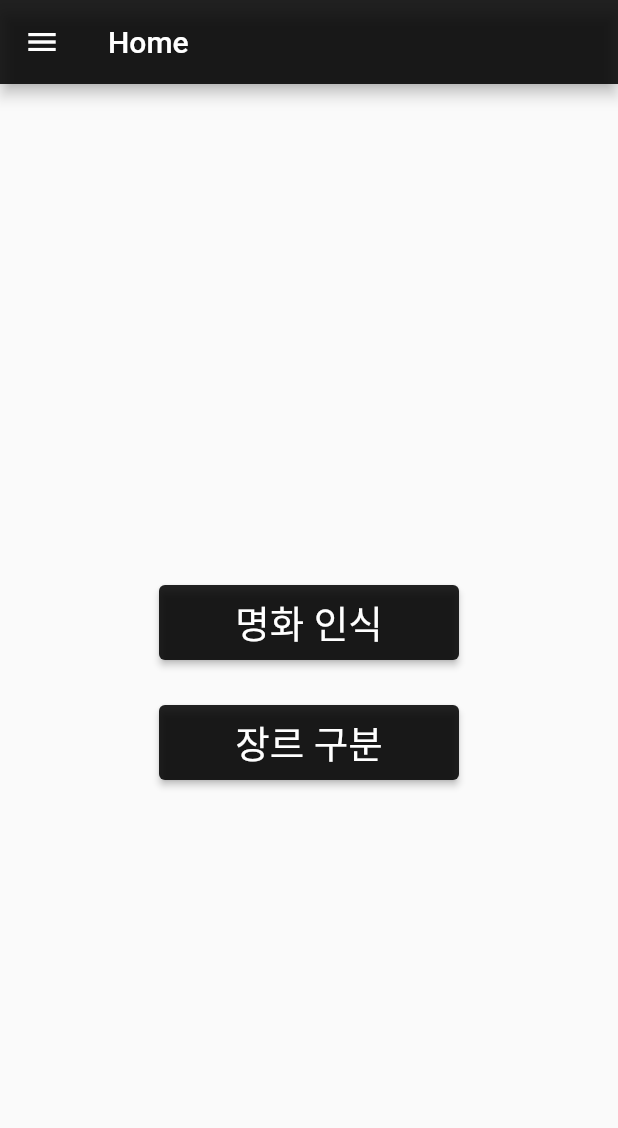
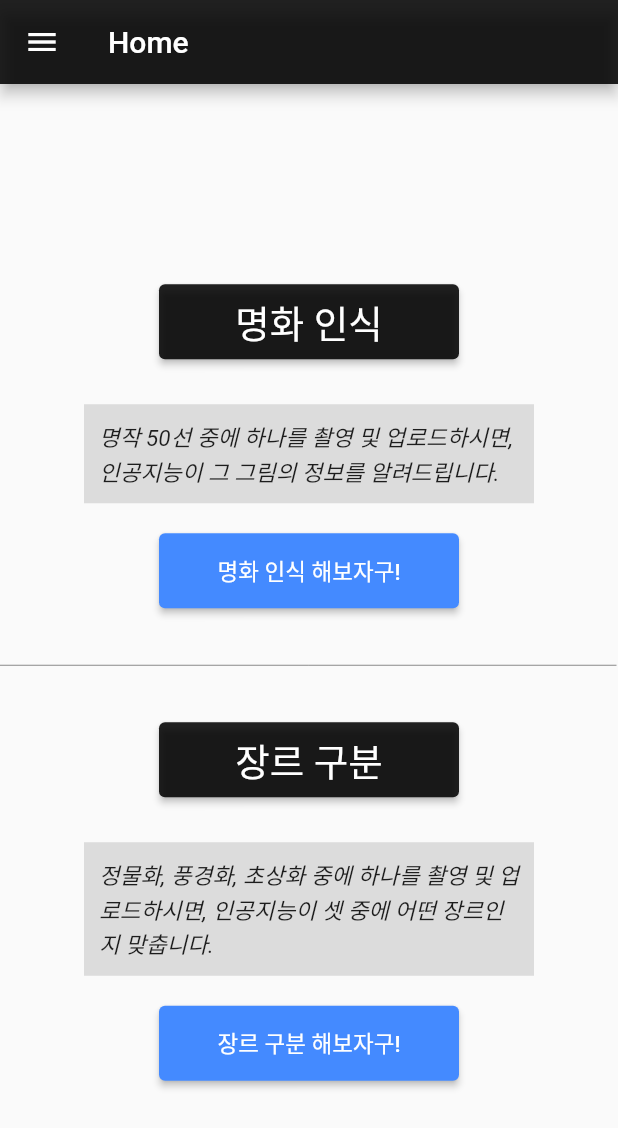
Before and after one commit to pythonTeam2/FinalProject, a Flutter app: the Home screen opened by its route, on a phone screen of 412 x 824 dp. Shown: the top 1128 px of the screen. Run offline on Flutter 3.47's test engine with Material 2 defaults, Android fonts, the phone set to English and light mode, and no system bars; our stand-ins replace easy_splash_screen, get, shared_preferences; accounts and stored records are empty.

Commit message:
0808_전반적인 오류와 디테일 다듬기

```diff
--- a/painting_recognition_app/lib/home/home.dart
+++ b/painting_recognition_app/lib/home/home.dart
@@ -1,7 +1,10 @@
+import 'dart:convert';
+
 import 'package:flutter/material.dart';
 import 'package:painting_recognition_app/message.dart';
 import 'package:painting_recognition_app/user/mypage.dart';
 import 'package:shared_preferences/shared_preferences.dart';
+import 'package:http/http.dart' as http;
 
 class Home extends StatefulWidget {
   const Home({Key? key}) : super(key: key);
@@ -15,13 +18,18 @@ class _HomeState extends State<Home> {
   late String finalName;
   late String finalEmail;
 
+  // DB
+  late List data;
+  late String result;
+
   @override
   void initState() {
+    super.initState();
     finalId = "";
     finalName = "";
     finalEmail = "";
+    data = [];
     getData();
-    super.initState();
   }
 
   Future getData() async {
@@ -45,6 +53,26 @@ class _HomeState extends State<Home> {
     Message.uName = finalName;
   }
 
+  Future getJSONData() async {
+    data.clear();
+    var url = Uri.parse(
+        "http://localhost:8080/Flutter/fitness/mypage_select.jsp?uId=$finalId");
+    var response = await http.get(url);
+    setState(() {
+      var dataConvertedJSON = json.decode(utf8.decode(response.bodyBytes));
+      //키값
+      List value = dataConvertedJSON['results'];
+      //데이터에 넣기
+      data.addAll(value);
+      // 변수에 저장
+      Message.uId = data[0]['uId'];
+      Message.uPw = data[0]['uPw'];
+      Message.uName = data[0]['uName'];
+      Message.uBirth = data[0]['uBirth'].toString();
+      Message.uEmail = data[0]['uEmail'];
+    });
+  }
+
   @override
   Widget build(BuildContext context) {
     return Scaffold(
@@ -53,24 +81,82 @@ class _HomeState extends State<Home> {
         title: const Text('Home'),
       ),
       body: Center(
-        child: Column(
-          mainAxisAlignment: MainAxisAlignment.center,
-          children: [
+        child: Column(mainAxisAlignment: MainAxisAlignment.center, children: [
           const SizedBox(height: 30),
           ElevatedButton(
-            style: ButtonStyle(backgroundColor: MaterialStateProperty.all(Colors.black87), minimumSize: MaterialStateProperty.all(const Size(200, 50))),
+              style: ButtonStyle(
+                  backgroundColor: MaterialStateProperty.all(Colors.black87),
+                  minimumSize: MaterialStateProperty.all(const Size(200, 50))),
               onPressed: () {
                 //
               },
-              child: const Text('명화 인식', style: TextStyle(fontSize: 25),
+              child: const Text(
+                '명화 인식',
+                style: TextStyle(fontSize: 25),
+              )),
+          const SizedBox(height: 10),
+          Padding(
+            padding: const EdgeInsets.all(20.0),
+            child: Container(
+              width: 300,
+              color: Colors.black12,
+              child: const Padding(
+                padding: EdgeInsets.all(10.0),
+                child: Text(
+                  '명작 50선 중에 하나를 촬영 및 업로드하시면, \n인공지능이 그 그림의 정보를 알려드립니다.',
+                  style: TextStyle(fontSize: 15, fontStyle: FontStyle.italic, height: 1.5),
+                ),
+              ),
+            ),
+          ),
+          ElevatedButton(
+              style: ButtonStyle(
+                  backgroundColor: MaterialStateProperty.all(Colors.blueAccent),
+                  minimumSize: MaterialStateProperty.all(const Size(200, 50))),
+              onPressed: () {
+                //
+              },
+              child: const Text(
+                '명화 인식 해보자구!',
+                style: TextStyle(fontSize: 15),
               )),
           const SizedBox(height: 30),
+          const Divider(endIndent: 1, color: Colors.black45,),
+          const SizedBox(height: 30),
           ElevatedButton(
-            style: ButtonStyle(backgroundColor: MaterialStateProperty.all(Colors.black87), minimumSize: MaterialStateProperty.all(const Size(200, 50))),
+              style: ButtonStyle(
+                  backgroundColor: MaterialStateProperty.all(Colors.black87),
+                  minimumSize: MaterialStateProperty.all(const Size(200, 50))),
               onPressed: () {
                 //
               },
               child: const Text('장르 구분', style: TextStyle(fontSize: 25))),
+          const SizedBox(height: 10),
+          Padding(
+            padding: const EdgeInsets.all(20.0),
+            child: Container(
+              width: 300,
+              color: Colors.black12,
+              child: const Padding(
+                padding: EdgeInsets.all(10.0),
+                child: Text(
+                  '정물화, 풍경화, 초상화 중에 하나를 촬영 및 업로드하시면, 인공지능이 셋 중에 어떤 장르인지 맞춥니다.',
+                  style: TextStyle(fontSize: 15, fontStyle: FontStyle.italic, height: 1.5),
+                ),
+              ),
+            ),
+          ),
+          ElevatedButton(
+              style: ButtonStyle(
+                  backgroundColor: MaterialStateProperty.all(Colors.blueAccent),
+                  minimumSize: MaterialStateProperty.all(const Size(200, 50))),
+              onPressed: () {
+                //
+              },
+              child: const Text(
+                '장르 구분 해보자구!',
+                style: TextStyle(fontSize: 15),
+              )),
         ]),
       ),
       drawer: Drawer(
@@ -97,9 +183,11 @@ class _HomeState extends State<Home> {
             ListTile(
               onTap: () {
                 Navigator.push(
-                    context,
-                    MaterialPageRoute(
-                        builder: ((BuildContext context) => const MyPage())));
+                        context,
+                        MaterialPageRoute(
+                            builder: (BuildContext context) => const MyPage()))
+                    .then((value) =>
+                        getJSONData().then((value) => print(Message.uEmail)));
               },
               leading: const Icon(
                 Icons.person,
@@ -107,16 +195,16 @@ class _HomeState extends State<Home> {
               ),
               title: const Text('My Page'),
             ),
-            ListTile(
-              onTap: () {
-                Navigator.pushNamed(context, '/Setting');
-              },
-              leading: const Icon(
-                Icons.settings,
-                // color: Colors.deepPurple,
-              ),
-              title: const Text('설정'),
-            ),
+            // ListTile(
+            //   onTap: () {
+            //     Navigator.pushNamed(context, '/setting');
+            //   },
+            //   leading: const Icon(
+            //     Icons.settings,
+            //     // color: Colors.deepPurple,
+            //   ),
+            //   title: const Text('설정'),
+            // ),
             ListTile(
               onTap: () async {
                 final SharedPreferences sharedPreferences =
--- a/painting_recognition_app/lib/main.dart
+++ b/painting_recognition_app/lib/main.dart
@@ -19,6 +19,8 @@ class MyApp extends StatelessWidget {
   @override
   Widget build(BuildContext context) {
     return GetMaterialApp(
+      // debug banner false
+      debugShowCheckedModeBanner: false,
       routes: {
         // loading
         '/loading': (context) => const SplashPage(),
```
Also changed, not shown: painting_recognition_app/lib/splashscreen.dart (+10 -7 lines), painting_recognition_app/lib/user/mypage.dart (+19 -21 lines), painting_recognition_app/lib/user/sign_in.dart (+20 -23 lines).
